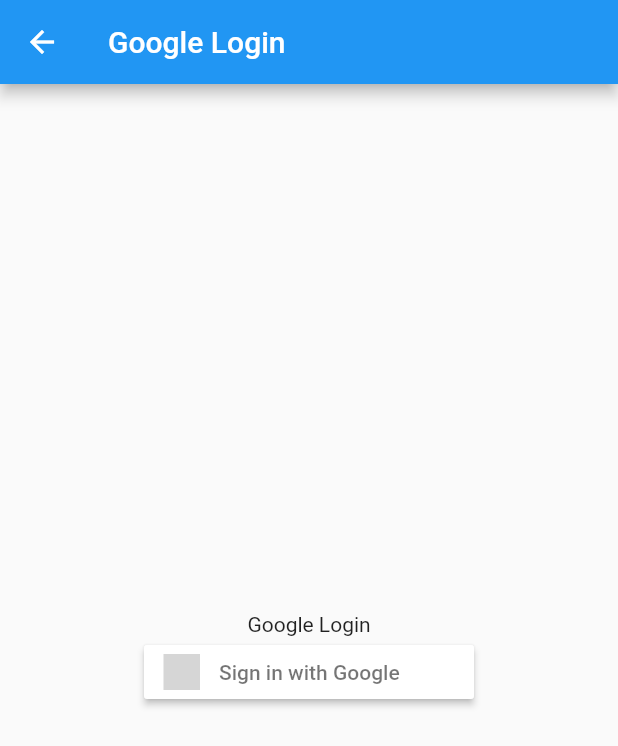
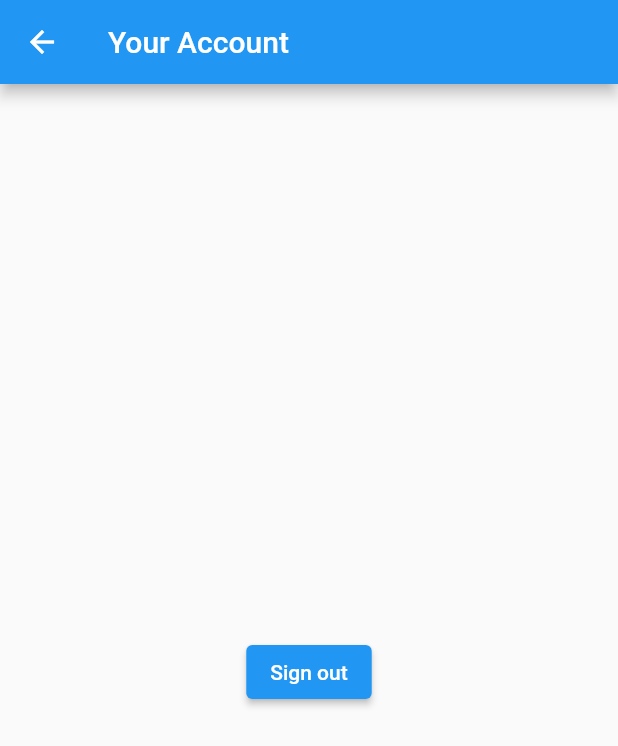
Before and after one commit to takumi-ya/survey_app, a Flutter app: the screen it shows after launch, after a tap on the "account circle" icon, on a phone screen of 412 x 824 dp. Shown: the top 746 px of the screen. Run offline on Flutter 3.47's test engine with Material 2 defaults, Android fonts, the phone set to English and light mode, and no system bars; drawn by our look-alikes of sign_in_button; our stand-ins replace firebase_auth, firebase_core, flutter_hooks, go_router, google_sign_in, hooks_riverpod; accounts and stored records are empty; grey boxes are pictures that could not be loaded.

Commit message:
Add user authentication and account management features

```diff
--- a/lib/view/login_screen.dart
+++ b/lib/view/login_screen.dart
@@ -1,25 +1,81 @@
 import 'package:flutter/material.dart';
+import 'package:flutter_hooks/flutter_hooks.dart';
+import 'package:go_router/go_router.dart';
 import 'package:hooks_riverpod/hooks_riverpod.dart';
 import 'package:sign_in_button/sign_in_button.dart';
-import 'package:survey_app/util/google_sign_in.dart';
+import 'package:survey_app/view_model/auth_controller_provider.dart';
 
 class LoginScreen extends HookConsumerWidget {
   const LoginScreen({super.key});
 
   @override
   Widget build(BuildContext context, WidgetRef ref) {
+    final user = ref.watch(authControllerProvider);
+    final authController = ref.read(authControllerProvider.notifier);
+
+    // Googleログインと匿名ログインは同時にできないようにする
+    final isGoogleLogin = useState(user != null && !user.isAnonymous);
+    final isAnonymousLogin = useState(user != null && user.isAnonymous);
+
     return Scaffold(
       appBar: AppBar(
-        title: const Text('Google Login'),
+        title: Text(
+          (user == null || user.isAnonymous) ? 'Google Login' : 'Your Account',
+        ),
       ),
       body: Center(
         child: Column(
           mainAxisAlignment: MainAxisAlignment.center,
           children: [
-            const Text('Google Login'),
-            SignInButton(Buttons.google, onPressed: () async {
-              await googleSignIn(context);
-            })
+            Visibility(
+              // Googleログインしている場合はアカウント名を表示、していない場合はGoogleログインボタンを表示する
+              visible: isGoogleLogin.value,
+              replacement: SignInButton(
+                Buttons.google,
+                onPressed: () async {
+                  await authController.signInWithGoogle().then(
+                        (value) => context.pop(),
+                      );
+                },
+              ),
+              child: Text(user?.displayName ?? 'No display name'),
+            ),
+            Offstage(
+              // Googleログインしていない場合はサインアウトボタンを表示しない
+              offstage: !isGoogleLogin.value,
+              child: ElevatedButton(
+                onPressed: () async {
+                  await authController.signOut().then(
+                        (value) => context.pop(),
+                      );
+                },
+                child: const Text('Sign out'),
+              ),
+            ),
+            Visibility(
+              // 匿名ログインしている場合はアカウント削除ボタンを表示する
+              visible: isAnonymousLogin.value,
+              replacement: Offstage(
+                // Googleログインしている場合は匿名ログインボタンを表示しない
+                offstage: isGoogleLogin.value,
+                child: ElevatedButton(
+                  onPressed: () async {
+                    await authController.signInWithAnonymous().then(
+                          (value) => context.pop(),
+                        );
+                  },
+                  child: const Text('Anonymous Login'),
+                ),
+              ),
+              child: ElevatedButton(
+                onPressed: () async {
+                  await authController.deleteAccount().then(
+                        (value) => context.pop(),
+                      );
+                },
+                child: const Text('Delete Account'),
+              ),
+            ),
           ],
         ),
       ),
```
